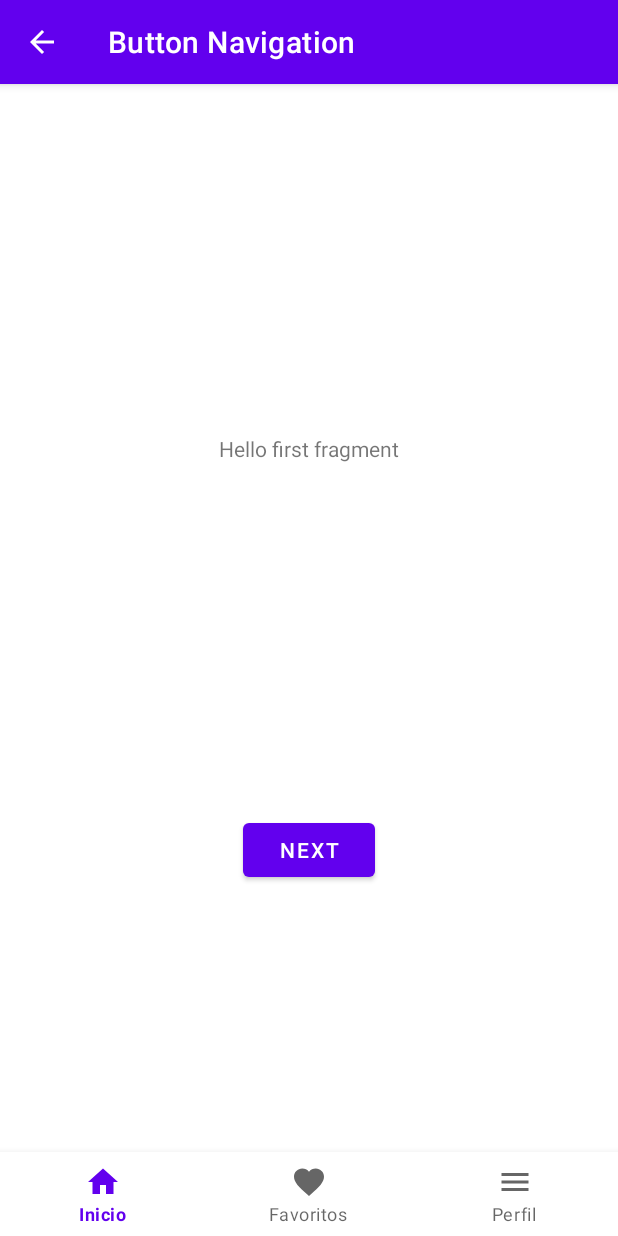
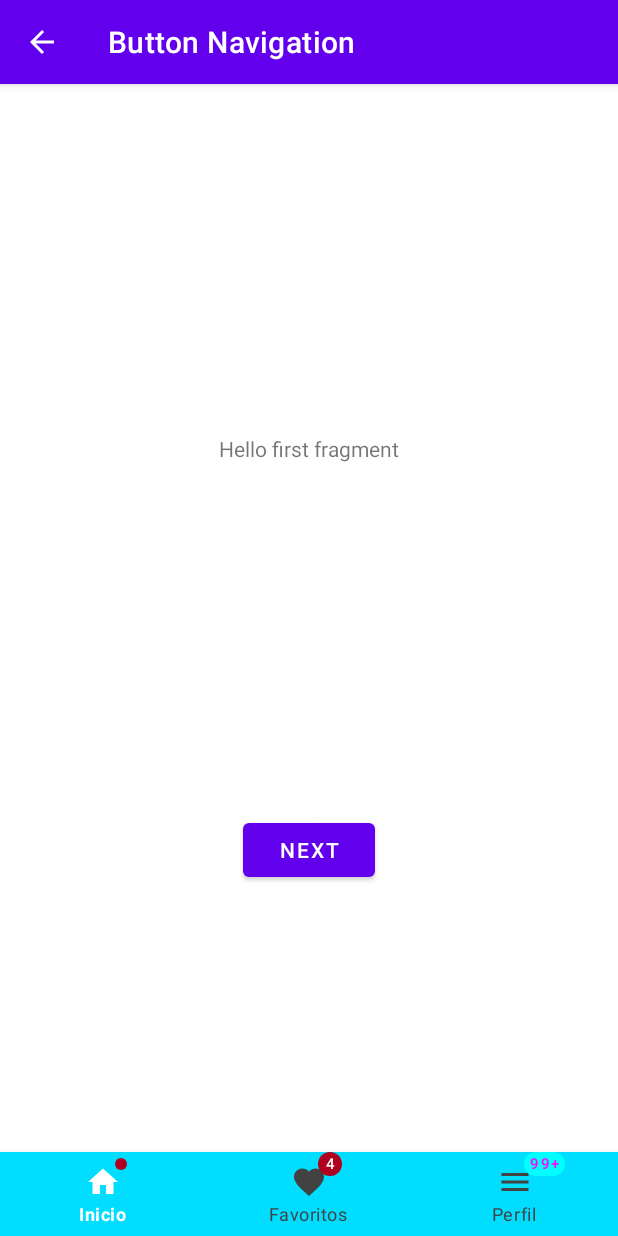
Before and after one commit to JosueRuiz08/MDC, an Android app: the screen it shows after launch (StaticActivity), after a tap on "Button Navigation", on a phone screen of 412 x 824 dp. Run offline under Robolectric (Android 15) with nearby library versions, the phone set to English and light mode, and no system bars; our stand-ins replace ButterKnife, navigation-ui.

Commit message:
Personalización y Badge

```diff
--- a/app/src/main/java/com/josue/example/mdcomponents/Fragments/BottomNavigationBarFragment.java
+++ b/app/src/main/java/com/josue/example/mdcomponents/Fragments/BottomNavigationBarFragment.java
@@ -1,5 +1,6 @@
 package com.josue.example.mdcomponents.Fragments;
 
+import android.graphics.Color;
 import android.os.Bundle;
 
 import androidx.fragment.app.Fragment;
@@ -8,10 +9,14 @@ import android.view.LayoutInflater;
 import android.view.View;
 import android.view.ViewGroup;
 
+import com.google.android.material.badge.BadgeDrawable;
+import com.google.android.material.bottomnavigation.BottomNavigationView;
 import com.josue.example.mdcomponents.R;
 import com.josue.example.mdcomponents.utils.Component;
 import com.josue.example.mdcomponents.utils.Constants;
 
+import butterknife.BindView;
+import butterknife.ButterKnife;
 import butterknife.Unbinder;
 
 /**
@@ -33,6 +38,8 @@ public class BottomNavigationBarFragment extends Fragment {
     public  static final String TAG = "Button Navigation";
     private static Component mInstance;
     Unbinder mUnbinder;
+    @BindView(R.id.bottomNavigation)
+    BottomNavigationView bottomNavigation;
 
     public static Component getItemInstance() {
         mInstance = new Component();
@@ -78,6 +85,26 @@ public class BottomNavigationBarFragment extends Fragment {
     public View onCreateView(LayoutInflater inflater, ViewGroup container,
                              Bundle savedInstanceState) {
         // Inflate the layout for this fragment
-        return inflater.inflate(R.layout.fragment_bottom_navigation_bar, container, false);
+        View v = inflater.inflate(R.layout.fragment_bottom_navigation_bar, container, false);
+        mUnbinder = ButterKnife.bind(this, v);
+
+        bottomNavigation.getOrCreateBadge(R.id.action_start);
+//        bottomNavigation.removeBadge(R.id.action_start);
+        BadgeDrawable favoriteBadge =  bottomNavigation.getOrCreateBadge(R.id.action_favorites);
+        favoriteBadge.setNumber(4);
+
+        BadgeDrawable profileBadge = bottomNavigation.getOrCreateBadge(R.id.action_profile);
+        profileBadge.setNumber(100);
+        profileBadge.setMaxCharacterCount(3);
+        profileBadge.setBackgroundColor(Color.CYAN);
+        profileBadge.setBadgeTextColor(Color.MAGENTA);
+
+        return v;
+    }
+
+    @Override
+    public void onDestroyView() {
+        super.onDestroyView();
+        mUnbinder.unbind();
     }
 }
--- /dev/null
+++ b/app/src/main/res/drawable/states_colors_bottom_navigation.xml
@@ -0,0 +1,9 @@
+<?xml version="1.0" encoding="utf-8"?>
+<selector xmlns:android="http://schemas.android.com/apk/res/android">
+    <item
+        android:state_checked="true"
+        android:color="@color/white"/>
+    <item
+        android:state_checked="false"
+        android:color="@color/cardview_dark_background"/>
+</selector>
--- a/app/src/main/res/layout/fragment_bottom_navigation_bar.xml
+++ b/app/src/main/res/layout/fragment_bottom_navigation_bar.xml
@@ -11,6 +11,10 @@
         android:layout_width="match_parent"
         android:layout_height="wrap_content"
         android:layout_gravity="bottom"
-        app:menu="@menu/menu_bottom_nav"/>
+        app:menu="@menu/menu_bottom_nav"
+        android:background="@android:color/holo_blue_bright"
+        app:itemIconTint="@drawable/states_colors_bottom_navigation"
+        app:itemTextColor="@drawable/states_colors_bottom_navigation"/>
+<!--        style="@style/Widget.MaterialComponents.BottomNavigationView.Colored"/>-->
 
 </FrameLayout>
```
